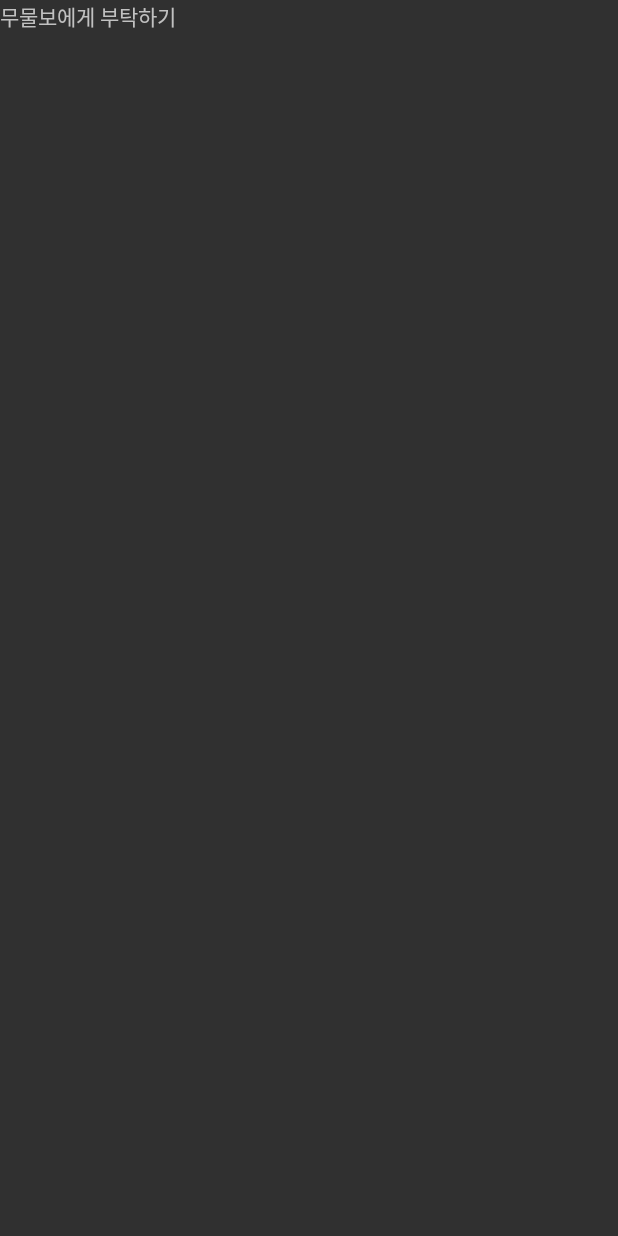
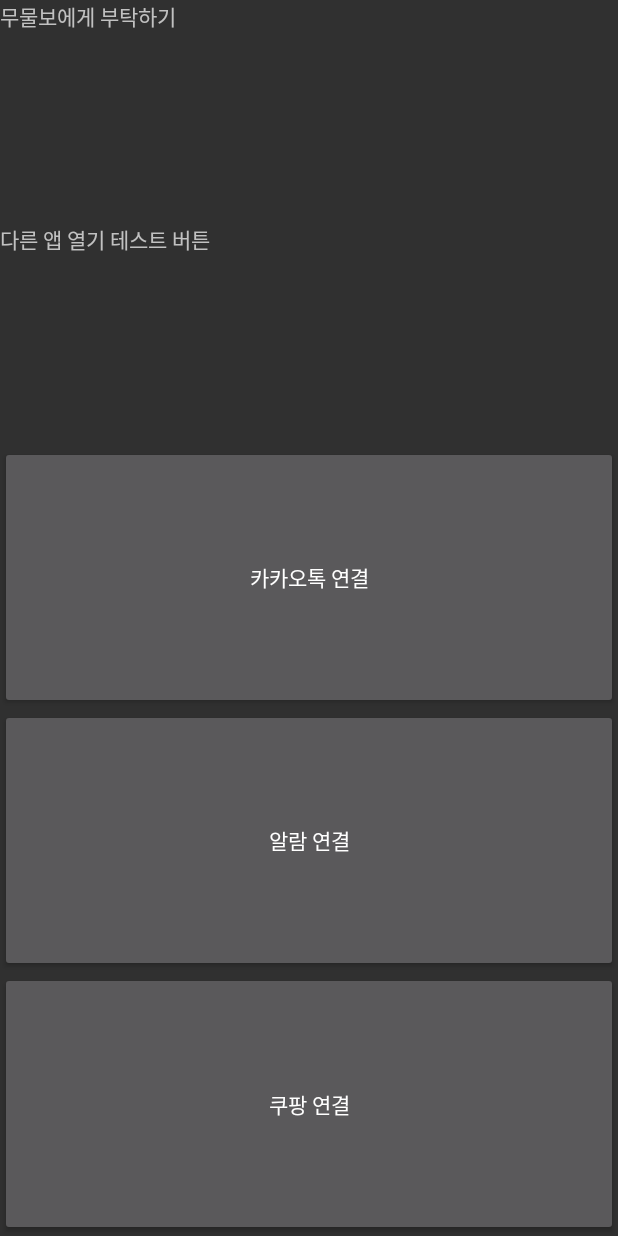
Before and after one commit to Park-kxng/mumulbo2023, an Android app: the ActMmbActivity screen opened directly, with no data from a screen before it, on a phone screen of 412 x 824 dp. Before the commit the screen is almost empty. Run offline under Robolectric (Android 15) with nearby library versions, the phone set to English and light mode, and no system bars.

Commit message:
다른 앱 열기까지만 가능

```diff
--- a/app/src/main/AndroidManifest.xml
+++ b/app/src/main/AndroidManifest.xml
@@ -6,7 +6,7 @@
     <uses-permission android:name="android.permission.INTERNET" />
 
     <!-- 2. 관련 퍼미션 : -->
-
+    <uses-permission android:name="android.permission.SET_ALARM" />
     <!-- 3. 원격 관련 퍼미션 : -->
     <uses-permission android:name="android.permission.SEND_SMS" />
 
--- a/app/src/main/java/com/example/mumulbo2023/ActMmbActivity.java
+++ b/app/src/main/java/com/example/mumulbo2023/ActMmbActivity.java
@@ -1,16 +1,100 @@
 package com.example.mumulbo2023;
 import androidx.appcompat.app.AppCompatActivity;
 import android.app.Activity;
+import android.app.AlarmManager;
+import android.app.PendingIntent;
+import android.content.ActivityNotFoundException;
+import android.content.ComponentName;
+import android.content.Context;
+import android.net.Uri;
 import android.os.Bundle;
 import android.content.Intent;
+import android.provider.AlarmClock;
 import android.view.View;
+import android.widget.Button;
+
+import java.util.Calendar;
 
 public class ActMmbActivity extends Activity {
+    Button kakaoButton, alarmButton, coupangButton;
+
     @Override
     protected void onCreate(Bundle savedInstanceState)
     {
         super.onCreate(savedInstanceState);
         setContentView(R.layout.activity_act_mmb);
 
+        kakaoButton = findViewById(R.id.kakaoButton);
+        alarmButton = findViewById(R.id.alarmButton);
+        coupangButton = findViewById(R.id.coupangButton);
+
+
+        kakaoButton.setOnClickListener(new View.OnClickListener() {
+            @Override
+            public void onClick(View v) {
+                // 카카오톡 앱을 열기 위한 인텐트 생성
+                Intent intent = getPackageManager().getLaunchIntentForPackage("com.kakao.talk");
+                if (intent != null) {
+                    // 카카오톡 앱이 설치되어 있는 경우 앱을 엽니다.
+                    startActivity(intent);
+                    sendMessage();
+                } else {
+                    // 카카오톡 앱이 설치되어 있지 않은 경우 마켓으로 이동합니다.
+                    intent = new Intent(Intent.ACTION_VIEW, Uri.parse("market://details?id=com.kakao.talk"));
+                    startActivity(intent);
+                }
+
+            }
+        });
+
+        alarmButton.setOnClickListener(new View.OnClickListener() {
+            @Override
+            public void onClick(View v) {
+                Intent intent = new Intent(Intent.ACTION_MAIN);
+                intent.addCategory(Intent.CATEGORY_LAUNCHER);
+                intent.setComponent(new ComponentName("com.sec.android.app.clockpackage", "com.sec.android.app.clockpackage.ClockPackage"));
+                startActivity(intent);
+            }
+        });
+
+        coupangButton.setOnClickListener(new View.OnClickListener() {
+            @Override
+            public void onClick(View v) {
+
+                // 쿠팡 앱을 열기 위한 인텐트 생성
+                Intent intent = getPackageManager().getLaunchIntentForPackage("com.coupang.mobile");
+                if (intent != null) {
+                    // 쿠팡 앱이 설치되어 있는 경우 앱을 엽니다.
+                    //intent.addFlags(Intent.FLAG_ACTIVITY_NEW_TASK);
+                    startActivity(intent);
+                } else {
+                    // 쿠팡 앱이 설치되어 있지 않은 경우 마켓으로 이동합니다.
+                    intent = new Intent(Intent.ACTION_VIEW, Uri.parse("market://details?id=com.coupang.mobile"));
+                    startActivity(intent);
+                }
+
+                 /*
+                String packageName = "com.coupang.mobile"; // 패키지 이름을 여기에 적용하세요
+
+                try {
+                    Intent intent = new Intent(Intent.ACTION_VIEW, Uri.parse("market://details?id=" + packageName));
+                    intent.setPackage("com.android.vending"); // 구글 플레이 스토어 앱을 사용하여 열도록 지정
+                    startActivity(intent);
+                } catch (ActivityNotFoundException e) {
+                    Intent intent = new Intent(Intent.ACTION_VIEW, Uri.parse("https://play.google.com/store/apps/details?id=" + packageName));
+                    startActivity(intent);
+                }*/
+            }
+        });
+
+
+    }
+
+    private void sendMessage() {
+        Intent intent = new Intent(Intent.ACTION_SENDTO);
+        intent.setData(Uri.parse("kakaotalk://kakaotalk.com?uri=qr"));
+
+
+        startActivity(intent);
     }
 }
--- a/app/src/main/java/com/example/mumulbo2023/MainActivity.java
+++ b/app/src/main/java/com/example/mumulbo2023/MainActivity.java
@@ -36,7 +36,8 @@ public class MainActivity extends AppCompatActivity {
                 //android.Manifest.permission.WRITE_EXTERNAL_STORAGE,
                 //android.Manifest.permission.INTERNET,
                 android.Manifest.permission.RECORD_AUDIO,
-                android.Manifest.permission.SEND_SMS
+                android.Manifest.permission.SEND_SMS,
+                android.Manifest.permission.SET_ALARM
         };
         checkPermissions(permissions); // 권한 허용할 것인지 물어보는 것 부분 함수
 
--- a/app/src/main/res/layout/activity_act_mmb.xml
+++ b/app/src/main/res/layout/activity_act_mmb.xml
@@ -1,7 +1,8 @@
 <?xml version="1.0" encoding="utf-8"?>
 <LinearLayout xmlns:android="http://schemas.android.com/apk/res/android"
     android:layout_width="match_parent"
-    android:layout_height="match_parent">
+    android:layout_height="match_parent"
+    android:orientation="vertical">
 
     <TextView
         android:id="@+id/textView2"
@@ -9,4 +10,31 @@
         android:layout_height="wrap_content"
         android:layout_weight="1"
         android:text="무물보에게 부탁하기" />
+    <TextView
+        android:id="@+id/infoTextView"
+        android:layout_width="wrap_content"
+        android:layout_height="wrap_content"
+        android:layout_weight="1"
+        android:text="다른 앱 열기 테스트 버튼" />
+
+    <Button
+        android:id="@+id/kakaoButton"
+        android:layout_width="match_parent"
+        android:layout_height="wrap_content"
+        android:layout_weight="1"
+        android:text="카카오톡 연결" />
+
+    <Button
+        android:id="@+id/alarmButton"
+        android:layout_width="match_parent"
+        android:layout_height="wrap_content"
+        android:layout_weight="1"
+        android:text="알람 연결" />
+
+    <Button
+        android:id="@+id/coupangButton"
+        android:layout_width="match_parent"
+        android:layout_height="wrap_content"
+        android:layout_weight="1"
+        android:text="쿠팡 연결" />
 </LinearLayout>
```
